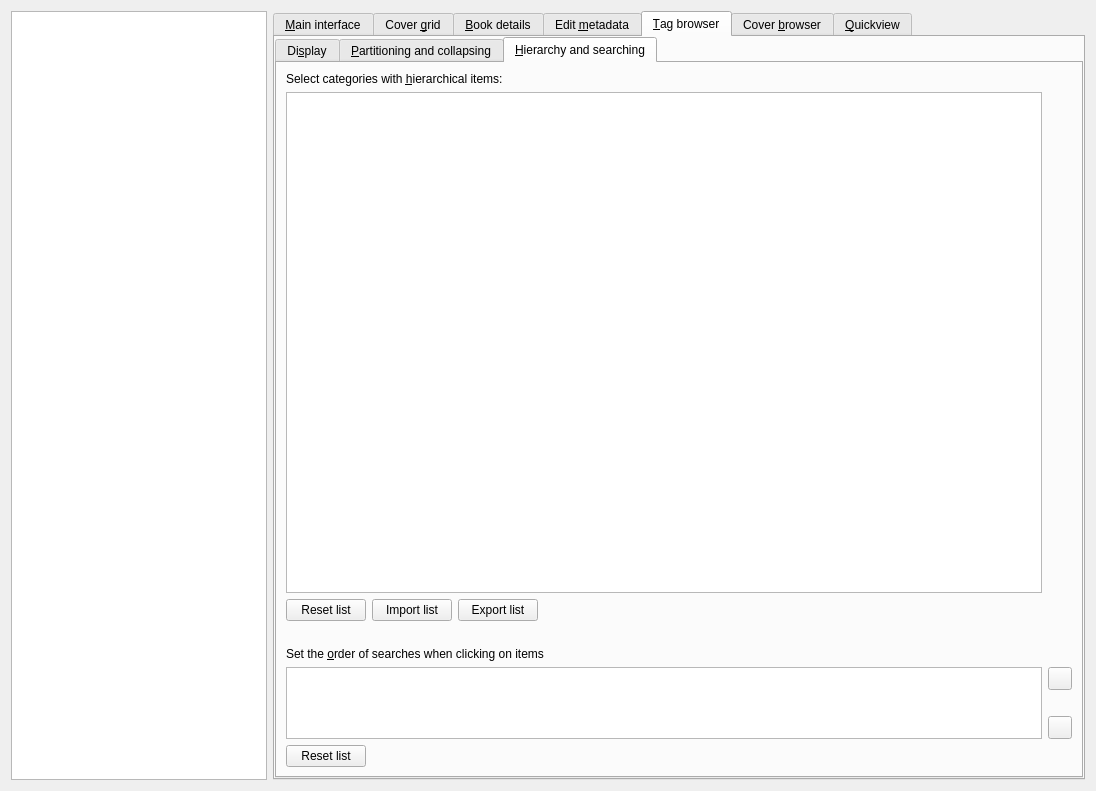
Before: the Qt Designer form src/calibre/gui2/preferences/look_feel.ui in kovidgoyal/calibre, drawn with Qt 5.
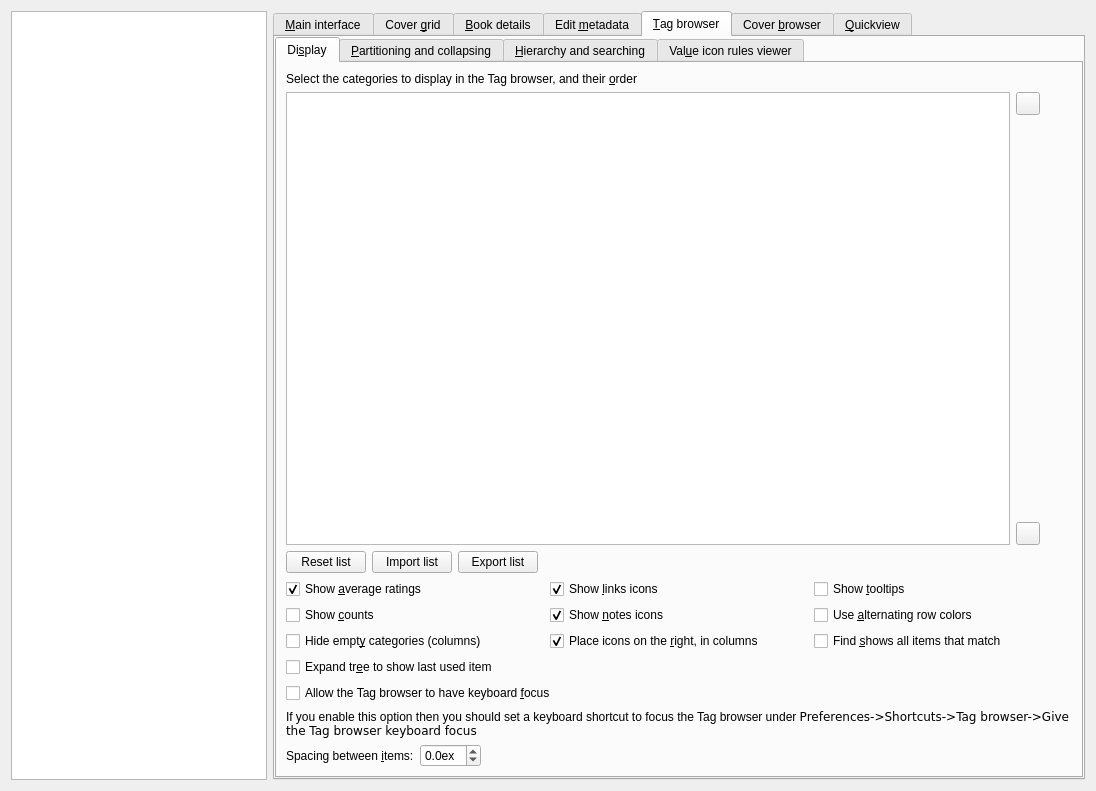
After: the same form once the commit is applied. The open tabs and pages were chosen to show the change. Icons and pictures are not drawn. Custom widgets are drawn as their Qt base class.

The edit to the form file:
```diff
--- a/src/calibre/gui2/preferences/look_feel.ui
+++ b/src/calibre/gui2/preferences/look_feel.ui
@@ -1789,201 +1789,15 @@
         </item>
        </layout>
       </widget>
-      <widget class="QWidget" name="tb_tab3">
+      <widget class="TbHierarchyTab" name="tb_hierarchy_tab">
        <attribute name="title">
         <string>&amp;Hierarchy and searching</string>
        </attribute>
-       <layout class="QGridLayout">
-        <item row="0" column="0">
-         <widget class="QLabel" name="label">
-          <property name="toolTip">
-           <string>&lt;p&gt;Check the box for an item if it is to be displayed as a
-hierarchical tree in the Tag browser. For example, if you check
-'tags' then tags of the form 'Mystery.English'
-and 'Mystery.Thriller' will be displayed with English and Thriller
-both under 'Mystery'. If 'tags' is not checked
-then the tags will be displayed each on their own line.&lt;/p&gt;
-&lt;p&gt;The categories 'authors', 'publisher', 'news', 'formats', and 'rating'
-cannot be hierarchical.&lt;/p&gt;
-&lt;p&gt;User categories are always hierarchical and so do not appear in this list.&lt;/p&gt;</string>
-          </property>
-          <property name="text">
-           <string>Select categories with &amp;hierarchical items:</string>
-          </property>
-          <property name="buddy">
-           <cstring>tb_hierarchical_cats</cstring>
-          </property>
-         </widget>
-        </item>
-        <item row="1" column="0" rowspan="3">
-         <widget class="QListView" name="tb_hierarchical_cats">
-          <property name="sizePolicy">
-           <sizepolicy hsizetype="Minimum" vsizetype="Expanding">
-            <horstretch>0</horstretch>
-            <verstretch>1</verstretch>
-           </sizepolicy>
-          </property>
-          <property name="minimumSize">
-           <size>
-            <width>0</width>
-            <height>200</height>
-           </size>
-          </property>
-          <property name="alternatingRowColors">
-           <bool>true</bool>
-          </property>
-         </widget>
-        </item>
-        <item row="4" column="0">
-         <layout class="QHBoxLayout" name="horizontalLayout_4">
-          <item>
-           <widget class="QPushButton" name="tb_hierarchy_reset_layout_button">
-            <property name="toolTip">
-             <string>Click this button to reset the list to its default order.</string>
-            </property>
-            <property name="text">
-             <string>Reset list</string>
-            </property>
-           </widget>
-          </item>
-          <item>
-           <widget class="QPushButton" name="tb_hierarchy_import_layout_button">
-            <property name="toolTip">
-             <string>&lt;p&gt;Click this button to set the list to one
-previously exported. This could be useful if you have several libraries with
-similar structure and you want to use the same for each one.&lt;/p&gt;</string>
-            </property>
-            <property name="text">
-             <string>Import list</string>
-            </property>
-           </widget>
-          </item>
-          <item>
-           <widget class="QPushButton" name="tb_hierarchy_export_layout_button">
-            <property name="toolTip">
-             <string>&lt;p&gt;Click this button to write the current display
-settings to a file. This could be useful if you have several libraries with similar
-structure and you want to use the same for each one.&lt;/p&gt;</string>
-            </property>
-            <property name="text">
-             <string>Export list</string>
-            </property>
-           </widget>
-          </item>
-          <item>
-           <spacer name="horizontalSpacer">
-            <property name="orientation">
-             <enum>Qt::Horizontal</enum>
-            </property>
-            <property name="sizeHint" stdset="0">
-             <size>
-              <width>40</width>
-              <height>20</height>
-             </size>
-            </property>
-           </spacer>
-          </item>
-         </layout>
-        </item>
-        <item row="10" column="0">
-         <spacer name="horizontalSpacer">
-          <property name="orientation">
-           <enum>Qt::Vertical</enum>
-          </property>
-          <property name="sizeHint" stdset="0">
-           <size>
-            <width>0</width>
-            <height>20</height>
-           </size>
-          </property>
-         </spacer>
-        </item>
-        <item row="11" column="0">
-         <widget class="QLabel" name="label">
-          <property name="toolTip">
-           <string>&lt;p&gt;Set the order of the searches when clicking on an item in
-the Tag browser. The 'or its children' options are ignored when clicking on
-top-level categories, items that aren't in a hierarchical category, and items
-that don't have children.&lt;/p&gt;</string>
-          </property>
-          <property name="text">
-           <string>Set the &amp;order of searches when clicking on items</string>
-          </property>
-          <property name="buddy">
-           <cstring>tb_search_order</cstring>
-          </property>
-         </widget>
-        </item>
-        <item row="12" column="0" rowspan="3">
-         <widget class="ListWidgetWithMoveByKeyPress" name="tb_search_order">
-          <property name="sizeAdjustPolicy">
-           <enum>QAbstractScrollArea::AdjustToContents</enum>
-          </property>
-         </widget>
-        </item>
-        <item row="12" column="1">
-         <widget class="QToolButton" name="tb_search_order_up_button">
-          <property name="toolTip">
-           <string>Move up. Keyboard shortcut: Ctrl-Up arrow</string>
-          </property>
-          <property name="icon">
-           <iconset resource="../../../../resources/images.qrc">
-            <normaloff>:/images/arrow-up.png</normaloff>:/images/arrow-up.png</iconset>
-          </property>
-         </widget>
-        </item>
-        <item row="13" column="1">
-         <spacer name="verticalSpacer_51">
-          <property name="orientation">
-           <enum>Qt::Vertical</enum>
-          </property>
-          <property name="sizeHint" stdset="0">
-           <size>
-            <width>1</width>
-            <height>1</height>
-           </size>
-          </property>
-         </spacer>
-        </item>
-        <item row="14" column="1">
-         <widget class="QToolButton" name="tb_search_order_down_button">
-          <property name="toolTip">
-           <string>Move down. Keyboard shortcut: Ctrl-Down arrow</string>
-          </property>
-          <property name="icon">
-           <iconset resource="../../../../resources/images.qrc">
-            <normaloff>:/images/arrow-down.png</normaloff>:/images/arrow-down.png</iconset>
-          </property>
-         </widget>
-        </item>
-        <item row="15" column="0">
-         <layout class="QHBoxLayout" name="horizontalLayout_4">
-          <item>
-           <widget class="QPushButton" name="tb_search_order_reset_button">
-            <property name="toolTip">
-             <string>Click this button to reset the list to its default order.</string>
-            </property>
-            <property name="text">
-             <string>Reset list</string>
-            </property>
-           </widget>
-          </item>
-          <item>
-           <spacer name="horizontalSpacer">
-            <property name="orientation">
-             <enum>Qt::Horizontal</enum>
-            </property>
-            <property name="sizeHint" stdset="0">
-             <size>
-              <width>40</width>
-              <height>20</height>
-             </size>
-            </property>
-           </spacer>
-          </item>
-         </layout>
-        </item>
-       </layout>
+      </widget>
+      <widget class="TbIconRulesTab" name="tb_icon_browser_tab">
+       <attribute name="title">
+        <string>Val&amp;ue icon rules viewer</string>
+       </attribute>
       </widget>
      </widget>
      <widget class="QWidget" name="cover_browser_tab">
@@ -2297,6 +2111,26 @@
    <header>calibre/gui2/widgets2.h</header>
    <container>1</container>
   </customwidget>
+  <customwidget>
+   <class>ConfigWidget</class>
+   <extends>QWidget</extends>
+   <header>calibre/gui2/preferences/look_feel.h</header>
+  </customwidget>
+  <customwidget>
+   <class>TbIconRulesTab</class>
+   <extends>ConfigWidget</extends>
+   <header>calibre/gui2/preferences/look_feel_tabs.tb_icon_rules.h</header>
+  </customwidget>
+  <customwidget>
+   <class>TbHierarchyTab</class>
+   <extends>ConfigWidget</extends>
+   <header>calibre/gui2/preferences/look_feel_tabs.tb_hierarchy.h</header>
+  </customwidget>
+  <customwidget>
+   <class>CoverView</class>
+   <extends>ConfigWidget</extends>
+   <header>calibre/gui2/preferences/look_feel_tabs.cover_view.h</header>
+  </customwidget>
  </customwidgets>
  <resources>
   <include location="../../../../resources/images.qrc"/>
```
Left out of the diff: 161 changed lines with no effect on the pictures.
